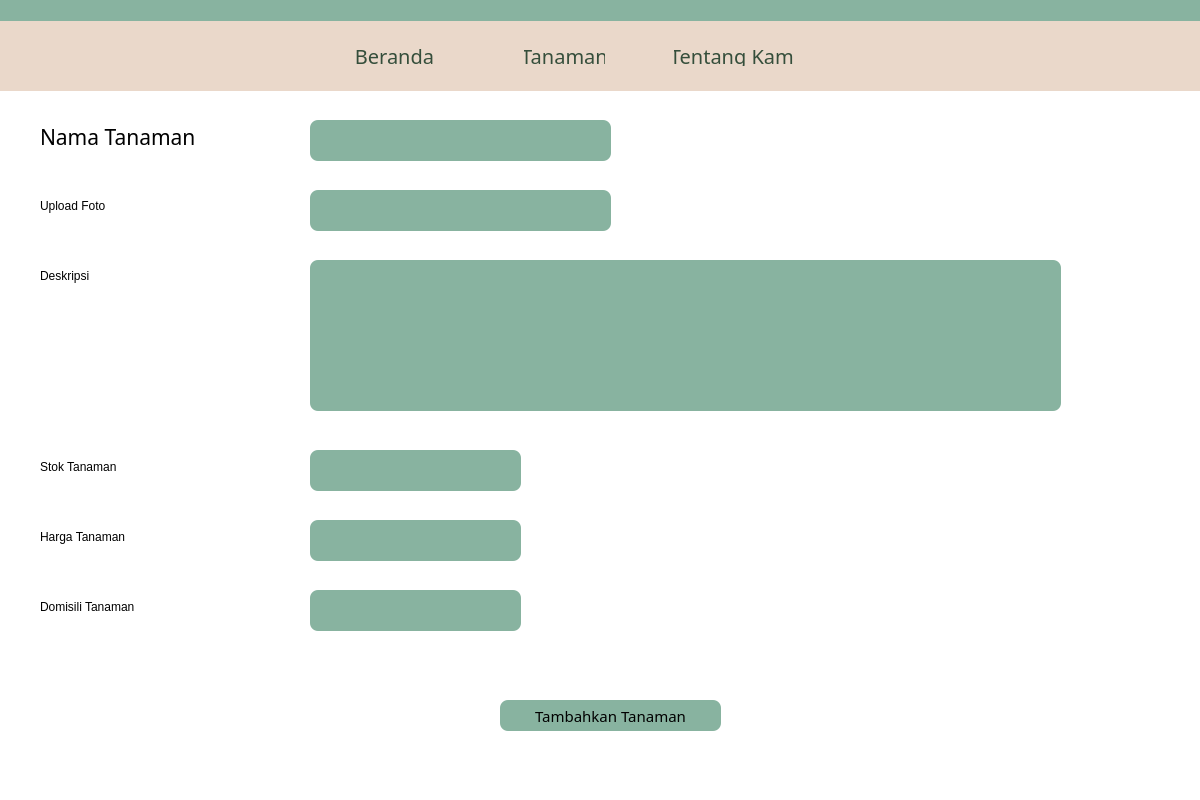
Old version of the form Frontend/UI/addTanaman.ui in the repository gagaspbahar/onlyplants.
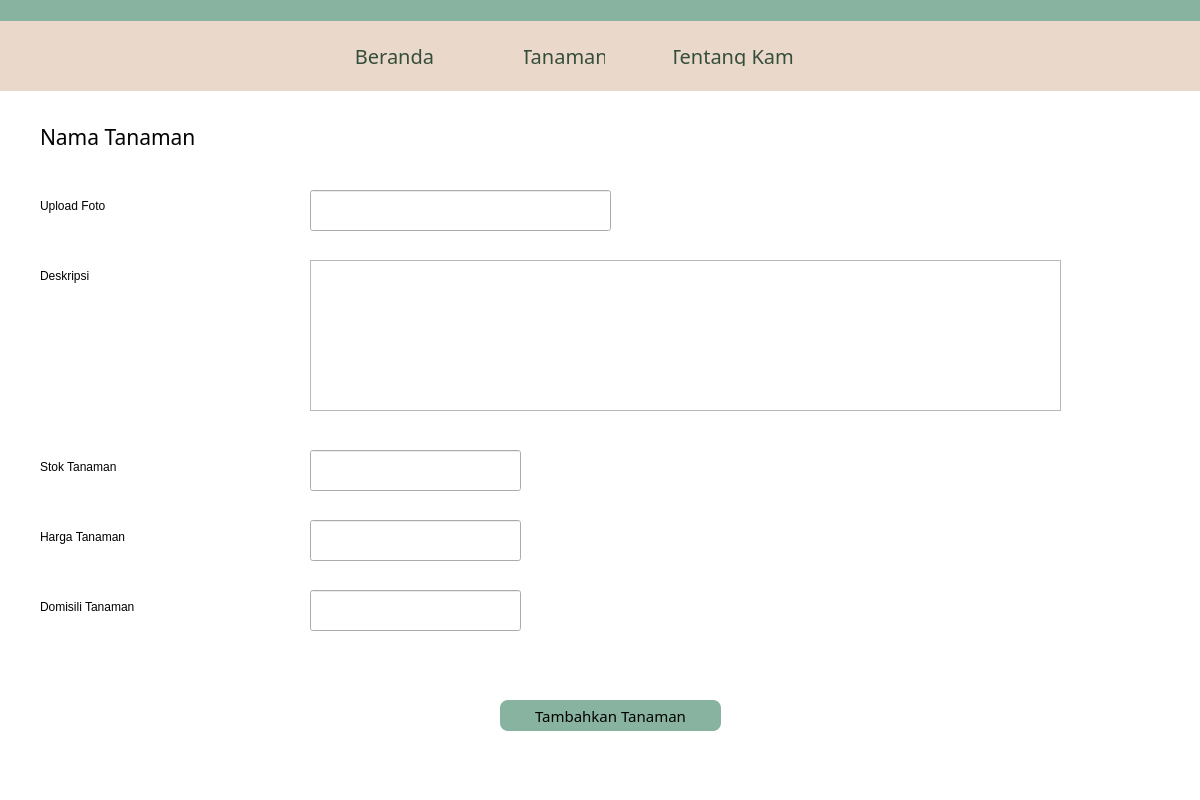
New version of the form. Icons and pictures are not drawn.

Patch:
```diff
--- a/Frontend/UI/addTanaman.ui
+++ b/Frontend/UI/addTanaman.ui
@@ -487,106 +487,6 @@
      <string>Domisili Tanaman</string>
     </property>
    </widget>
-   <widget class="QLabel" name="label_40">
-    <property name="geometry">
-     <rect>
-      <x>310</x>
-      <y>450</y>
-      <width>211</width>
-      <height>41</height>
-     </rect>
-    </property>
-    <property name="styleSheet">
-     <string notr="true"> border: 0px solid #555;
-    border-radius: 8px;
-    border-style: outset;
-    background-color : rgb(136, 179, 160);
-    padding: 5px;</string>
-    </property>
-    <property name="text">
-     <string/>
-    </property>
-   </widget>
-   <widget class="QLabel" name="label_41">
-    <property name="geometry">
-     <rect>
-      <x>310</x>
-      <y>520</y>
-      <width>211</width>
-      <height>41</height>
-     </rect>
-    </property>
-    <property name="styleSheet">
-     <string notr="true"> border: 0px solid #555;
-    border-radius: 8px;
-    border-style: outset;
-    background-color : rgb(136, 179, 160);
-    padding: 5px;</string>
-    </property>
-    <property name="text">
-     <string/>
-    </property>
-   </widget>
-   <widget class="QLabel" name="label_42">
-    <property name="geometry">
-     <rect>
-      <x>310</x>
-      <y>590</y>
-      <width>211</width>
-      <height>41</height>
-     </rect>
-    </property>
-    <property name="styleSheet">
-     <string notr="true"> border: 0px solid #555;
-    border-radius: 8px;
-    border-style: outset;
-    background-color : rgb(136, 179, 160);
-    padding: 5px;</string>
-    </property>
-    <property name="text">
-     <string/>
-    </property>
-   </widget>
-   <widget class="QLabel" name="label_43">
-    <property name="geometry">
-     <rect>
-      <x>310</x>
-      <y>190</y>
-      <width>301</width>
-      <height>41</height>
-     </rect>
-    </property>
-    <property name="styleSheet">
-     <string notr="true"> border: 0px solid #555;
-    border-radius: 8px;
-    border-style: outset;
-    background-color : rgb(136, 179, 160);
-    padding: 5px;</string>
-    </property>
-    <property name="text">
-     <string/>
-    </property>
-   </widget>
-   <widget class="QLabel" name="label_44">
-    <property name="geometry">
-     <rect>
-      <x>310</x>
-      <y>120</y>
-      <width>301</width>
-      <height>41</height>
-     </rect>
-    </property>
-    <property name="styleSheet">
-     <string notr="true"> border: 0px solid #555;
-    border-radius: 8px;
-    border-style: outset;
-    background-color : rgb(136, 179, 160);
-    padding: 5px;</string>
-    </property>
-    <property name="text">
-     <string/>
-    </property>
-   </widget>
    <widget class="QPushButton" name="pushButton">
     <property name="geometry">
      <rect>
@@ -605,14 +505,155 @@
     </property>
     <property name="iconSize">
      <size>
-      <width>25</width>
-      <height>25</height>
+      <width>40</width>
+      <height>40</height>
      </size>
     </property>
     <property name="flat">
      <bool>true</bool>
     </property>
    </widget>
+   <widget class="QTextEdit" name="textEdit">
+    <property name="geometry">
+     <rect>
+      <x>310</x>
+      <y>260</y>
+      <width>751</width>
+      <height>151</height>
+     </rect>
+    </property>
+   </widget>
+   <widget class="QLineEdit" name="usernamebox">
+    <property name="geometry">
+     <rect>
+      <x>310</x>
+      <y>120</y>
+      <width>301</width>
+      <height>41</height>
+     </rect>
+    </property>
+    <property name="styleSheet">
+     <string notr="true">QLineEdit#usernamebox{
+	background-color: white;
+    border: 0px solid #555;
+    border-radius: 10px;
+    border-style: outset;
+    padding: 5px;
+	font: 12pt &quot;Sansita&quot;;
+}</string>
+    </property>
+    <property name="text">
+     <string/>
+    </property>
+   </widget>
+   <widget class="QLineEdit" name="usernamebox_2">
+    <property name="geometry">
+     <rect>
+      <x>310</x>
+      <y>190</y>
+      <width>301</width>
+      <height>41</height>
+     </rect>
+    </property>
+    <property name="styleSheet">
+     <string notr="true">QLineEdit#usernamebox{
+	background-color: white;
+    border: 0px solid #555;
+    border-radius: 10px;
+    border-style: outset;
+    padding: 5px;
+	font: 12pt &quot;Sansita&quot;;
+}</string>
+    </property>
+    <property name="text">
+     <string/>
+    </property>
+   </widget>
+   <widget class="QLineEdit" name="usernamebox_3">
+    <property name="geometry">
+     <rect>
+      <x>310</x>
+      <y>450</y>
+      <width>211</width>
+      <height>41</height>
+     </rect>
+    </property>
+    <property name="styleSheet">
+     <string notr="true">QLineEdit#usernamebox{
+	background-color: white;
+    border: 0px solid #555;
+    border-radius: 10px;
+    border-style: outset;
+    padding: 5px;
+	font: 12pt &quot;Sansita&quot;;
+}</string>
+    </property>
+    <property name="text">
+     <string/>
+    </property>
+   </widget>
+   <widget class="QLineEdit" name="usernamebox_4">
+    <property name="geometry">
+     <rect>
+      <x>310</x>
+      <y>520</y>
+      <width>211</width>
+      <height>41</height>
+     </rect>
+    </property>
+    <property name="styleSheet">
+     <string notr="true">QLineEdit#usernamebox{
+	background-color: white;
+    border: 0px solid #555;
+    border-radius: 10px;
+    border-style: outset;
+    padding: 5px;
+	font: 12pt &quot;Sansita&quot;;
+}</string>
+    </property>
+    <property name="text">
+     <string/>
+    </property>
+   </widget>
+   <widget class="QLineEdit" name="usernamebox_5">
+    <property name="geometry">
+     <rect>
+      <x>310</x>
+      <y>590</y>
+      <width>211</width>
+      <height>41</height>
+     </rect>
+    </property>
+    <property name="styleSheet">
+     <string notr="true">QLineEdit#usernamebox{
+	background-color: white;
+    border: 0px solid #555;
+    border-radius: 10px;
+    border-style: outset;
+    padding: 5px;
+	font: 12pt &quot;Sansita&quot;;
+}</string>
+    </property>
+    <property name="text">
+     <string/>
+    </property>
+   </widget>
+   <zorder>usernamebox_5</zorder>
+   <zorder>usernamebox_4</zorder>
+   <zorder>usernamebox_3</zorder>
+   <zorder>usernamebox</zorder>
+   <zorder>navbar</zorder>
+   <zorder>label_36</zorder>
+   <zorder>label_37</zorder>
+   <zorder>stockShow</zorder>
+   <zorder>domisiliShow</zorder>
+   <zorder>registerButton_2</zorder>
+   <zorder>label_38</zorder>
+   <zorder>stockShow_2</zorder>
+   <zorder>stockShow_3</zorder>
+   <zorder>pushButton</zorder>
+   <zorder>textEdit</zorder>
+   <zorder>usernamebox_2</zorder>
   </widget>
  </widget>
  <resources/>
```
